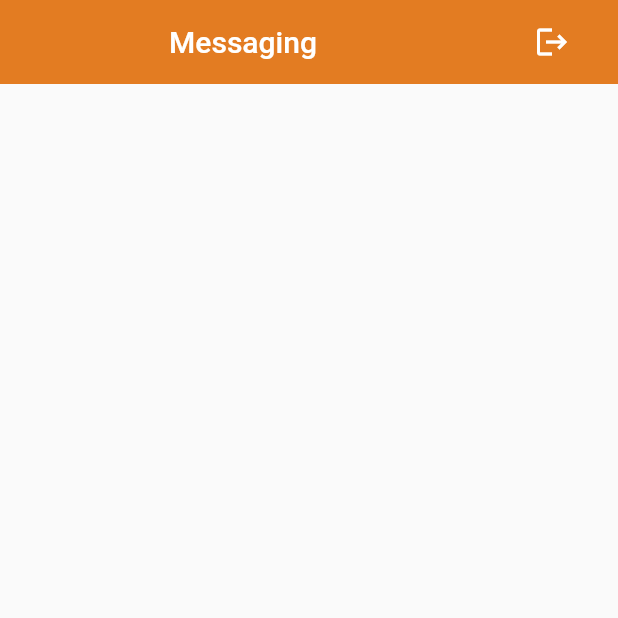
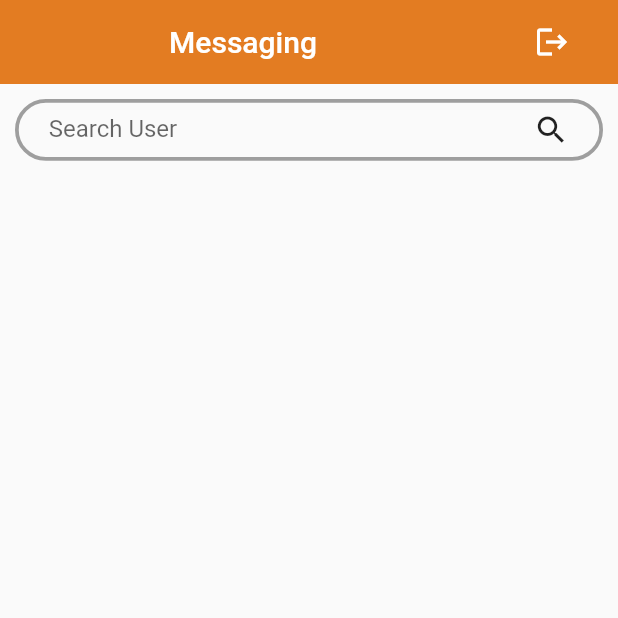
Before and after one commit to SHAMOL-KUMAR-DAS/chat-app, a Flutter app: the All_Users screen opened directly, on a phone screen of 412 x 824 dp, the top half of it. Run offline on Flutter 3.47's test engine with Material 2 defaults, Android fonts, the phone set to English and light mode, and no system bars; our stand-ins replace cloud_firestore, firebase_auth, firebase_storage, flutter_signin_button, google_sign_in, image_picker and 3 more; missing offline and left inert: email_auth; accounts and stored records are empty.

Commit message:
Individual Chatting App

```diff
--- a/lib/all_users.dart
+++ b/lib/all_users.dart
@@ -1,3 +1,4 @@
+import 'package:chatting_app/auth.dart';
 import 'package:chatting_app/chatpage.dart';
 import 'package:chatting_app/sign_in.dart';
 import 'package:flutter/material.dart';
@@ -12,20 +13,6 @@ class All_Users extends StatefulWidget {
 }
 
 class _All_UsersState extends State<All_Users> {
-  String fname,lname,imageurl;
-
-  _fetch()async{
-    final firebaseUser = await FirebaseAuth.instance.currentUser();
-    if(firebaseUser!=null)
-      await Firestore.instance.collection('chat').document().get().then((ds){
-        fname=ds.data['First_Name'];
-        lname=ds.data['Last_Name'];
-        imageurl = ds.data['Image'];
-      }).catchError((e){
-        print(e);
-      });
-  }
-
   FirebaseUser user;
   Future<void> getUserData() async {
     FirebaseUser userData = await FirebaseAuth.instance.currentUser();
@@ -52,11 +39,40 @@ class _All_UsersState extends State<All_Users> {
         actions: [
           FlatButton(
               onPressed: (){
-                Navigator.pushAndRemoveUntil(context, MaterialPageRoute(builder: (context)=>Sign_in()), (route) => false);
+                //Navigator.pushAndRemoveUntil(context, MaterialPageRoute(builder: (context)=>Sign_in()), (route) => false);
+                AuthMethods().signOut().then((s){
+                  Navigator.pushReplacement(context, MaterialPageRoute(builder: (context)=>Sign_in()),result: (route) => false);
+                });
               },
               child: Icon(Icons.logout,color: Colors.white,))],
       ),
       body:
+      Column(
+        children: [
+          Container(
+            height: MediaQuery.of(context).size.height * 0.05,
+            margin: EdgeInsets.all(10),
+            padding: EdgeInsets.symmetric(horizontal: 20),
+            decoration: BoxDecoration(
+              border: Border.all(
+                color: Colors.grey,
+                width: 2.5,
+                style: BorderStyle.solid,
+              ),
+              borderRadius: BorderRadius.circular(25)
+            ),
+            child: Row(
+              children: [
+                Expanded(
+                    child: TextFormField(decoration: InputDecoration(
+                  hintText: "Search User",
+                  border: InputBorder.none
+                  //labelText: "Search",
+                ),)),
+                Icon(Icons.search)
+              ],
+            ),
+          ),
           StreamBuilder(
               stream: Firestore.instance.collection('chat').snapshots(),
               builder:
@@ -74,7 +90,7 @@ class _All_UsersState extends State<All_Users> {
                         children: snapshot.data.documents.map((document) {
                           // if(user.email != document['E-Mail'] ?? "") {
                           //print(document['E-Mail'] ?? "");
-                      // print('Shamol Kumar ${user.email}');
+                          //print('Shamol Kumar ${fname}');
                           if (user.email == document['E-Mail']) {
                             return Container(
                               height: 0,
@@ -97,9 +113,10 @@ class _All_UsersState extends State<All_Users> {
                                 title: FlatButton(
                                   onPressed: () {
                                     String userid = document.documentID;
+                                    //print(user.uid);
                                     //if(document[''])
                                     Navigator.push(context, MaterialPageRoute(
-                                    builder: (context) => Chatting(userid,document['First_Name'],user.uid)));
+                                        builder: (context) => Chatting(userid,document['Image'],document['First_Name'],user.uid,user.email,document['E-Mail'],user.photoUrl)));
                                   },
                                   child: Row(
                                     children: [
@@ -150,6 +167,8 @@ class _All_UsersState extends State<All_Users> {
                 }
               }
           ),
+        ],
+      ),
     );
   }
 }
--- a/lib/auth.dart
+++ b/lib/auth.dart
@@ -53,4 +53,10 @@ class AuthMethods{
       });
     }
   }
+
+  Future signOut() async {
+    SharedPreferences prefs = await SharedPreferences.getInstance();
+    prefs.clear();
+    await auth.signOut();
+  }
 }
```
Also changed, not shown: lib/chatpage.dart (+174 -57 lines), 5 other files. Lines whose indentation alone changed are shown as unchanged.
